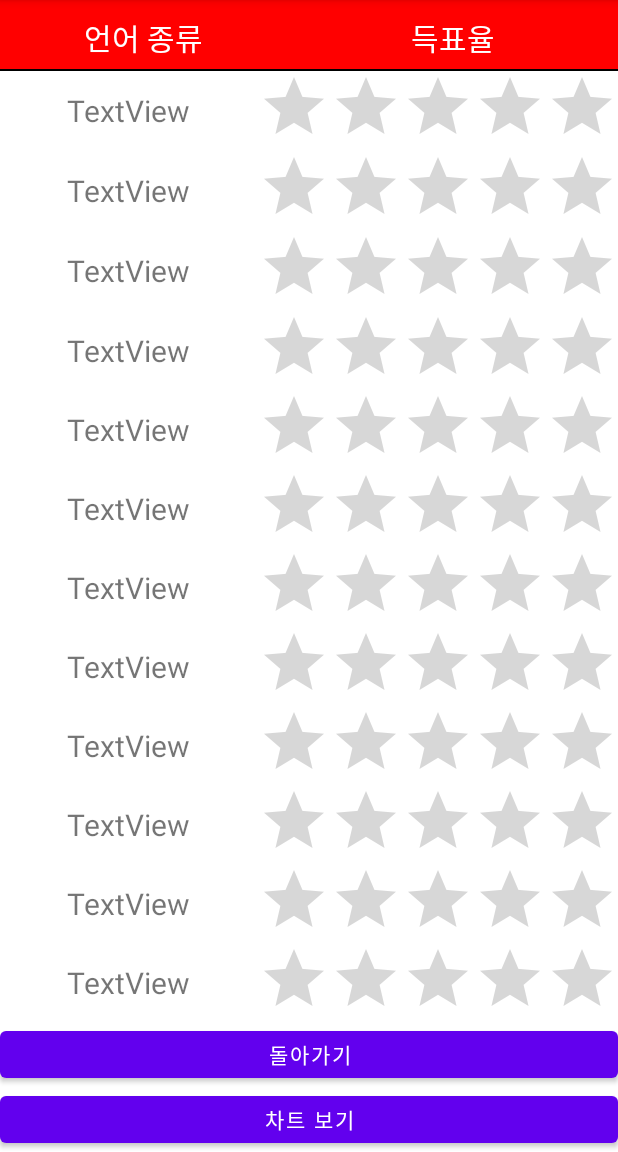
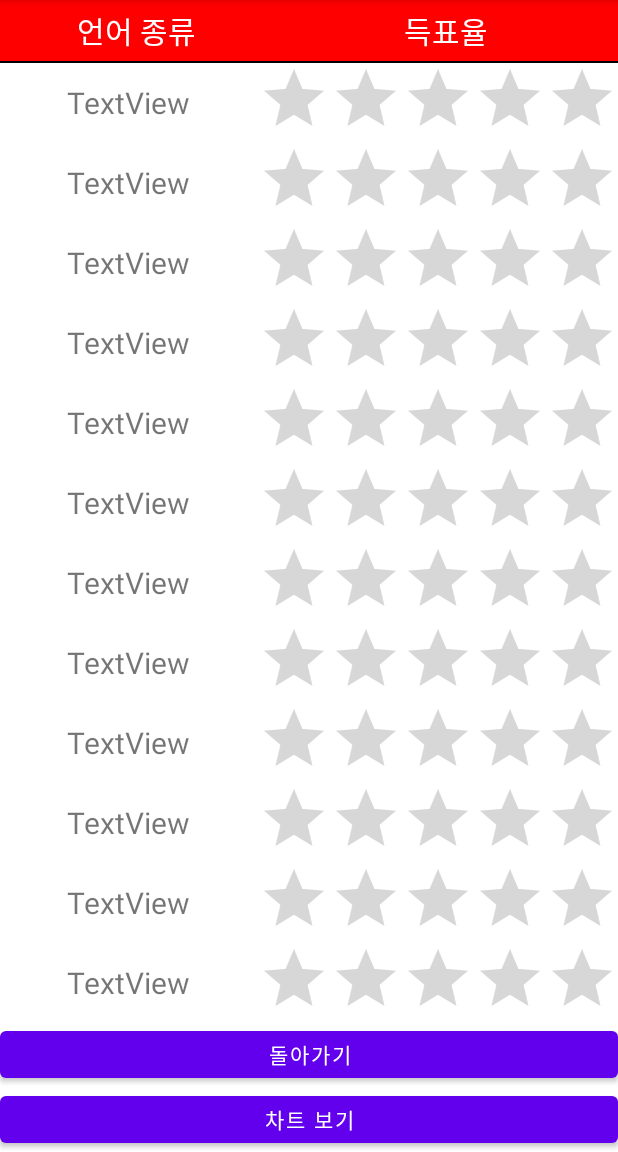
Before and after one commit to estellabridge/project_android, an Android app: the ResultActivity screen opened directly, with no data from a screen before it, on a phone screen of 412 x 824 dp, the part 84-1236 px from its top. Run offline under Robolectric (Android 15) with nearby library versions, the phone set to English and light mode, and no system bars; 3 statements that could not run were skipped.

```diff
--- a/app/src/main/java/com/example/myapplication/voteActivity.java
+++ b/app/src/main/java/com/example/myapplication/voteActivity.java
@@ -27,7 +27,7 @@ public class voteActivity extends AppCompatActivity {
 
         int []imageId = {R.id.image1, R.id.image2, R.id.image3, R.id.image4, R.id.image5, R.id.image6, R.id.image7, R.id.image8, R.id.image9, R.id.image10, R.id.image11, R.id.image12 };
 
-        final String[] imgName = {"asm", "c", "cpp", "java", "python", "go", "c#", "rust", "java script", "php", "ruby", "visual basic"};
+        final String[] imgName = {"ASM", "C", "C++", "Java", "Python", "Go", "C#", "Rust", "Java Script", "PHP", "Ruby", "Visual Basic"};
 
         for (int i = 0; i < votecount.length; i++) {
             final int index;
--- a/app/src/main/res/layout/result.xml
+++ b/app/src/main/res/layout/result.xml
@@ -23,10 +23,9 @@
             android:layout_width="match_parent"
             android:layout_height="wrap_content"
             android:layout_marginBottom="1dp"
+            android:layout_weight="0"
             android:background="#FF0000"
-            android:layout_weight="1"
-            android:padding="10dp"
-            >
+            android:padding="5dp">
 
             <TextView
                 android:layout_width="wrap_content"
@@ -50,8 +49,8 @@
         <TableRow
             android:layout_width="match_parent"
             android:layout_height="match_parent"
-            android:background="#FFFFFF"
-            android:layout_weight="1">
+            android:layout_weight="1"
+            android:background="#FFFFFF">
 
             <TextView
                 android:id="@+id/tv01"
@@ -63,15 +62,15 @@
 
             <RatingBar
                 android:id="@+id/rBar01"
-                android:layout_width="wrap_content"
+                android:layout_width="match_parent"
                 android:layout_height="wrap_content" />
         </TableRow>
 
         <TableRow
             android:layout_width="wrap_content"
             android:layout_height="wrap_content"
-            android:background="#FFFFFF"
-            android:layout_weight="1">
+            android:layout_weight="1"
+            android:background="#FFFFFF">
 
             <TextView
                 android:id="@+id/tv02"
@@ -90,8 +89,8 @@
         <TableRow
             android:layout_width="wrap_content"
             android:layout_height="17dp"
-            android:background="#FFFFFF"
-            android:layout_weight="1">
+            android:layout_weight="1"
+            android:background="#FFFFFF">
 
             <TextView
                 android:id="@+id/tv03"
@@ -110,8 +109,8 @@
         <TableRow
             android:layout_width="wrap_content"
             android:layout_height="wrap_content"
-            android:background="#FFFFFF"
-            android:layout_weight="1">
+            android:layout_weight="1"
+            android:background="#FFFFFF">
 
             <TextView
                 android:id="@+id/tv04"
@@ -130,8 +129,8 @@
         <TableRow
             android:layout_width="wrap_content"
             android:layout_height="wrap_content"
-            android:background="#FFFFFF"
-            android:layout_weight="1">
+            android:layout_weight="1"
+            android:background="#FFFFFF">
 
             <TextView
                 android:id="@+id/tv05"
@@ -150,8 +149,8 @@
         <TableRow
             android:layout_width="wrap_content"
             android:layout_height="wrap_content"
-            android:background="#FFFFFF"
-            android:layout_weight="1">
+            android:layout_weight="1"
+            android:background="#FFFFFF">
 
             <TextView
                 android:id="@+id/tv06"
@@ -170,8 +169,8 @@
         <TableRow
             android:layout_width="wrap_content"
             android:layout_height="wrap_content"
-            android:background="#FFFFFF"
-            android:layout_weight="1">
+            android:layout_weight="1"
+            android:background="#FFFFFF">
 
             <TextView
                 android:id="@+id/tv07"
@@ -190,8 +189,8 @@
         <TableRow
             android:layout_width="wrap_content"
             android:layout_height="wrap_content"
-            android:background="#FFFFFF"
-            android:layout_weight="1">
+            android:layout_weight="1"
+            android:background="#FFFFFF">
 
             <TextView
                 android:id="@+id/tv08"
@@ -210,8 +209,8 @@
         <TableRow
             android:layout_width="wrap_content"
             android:layout_height="wrap_content"
-            android:background="#FFFFFF"
-            android:layout_weight="1">
+            android:layout_weight="1"
+            android:background="#FFFFFF">
 
             <TextView
                 android:id="@+id/tv09"
@@ -230,8 +229,8 @@
         <TableRow
             android:layout_width="wrap_content"
             android:layout_height="wrap_content"
-            android:background="#FFFFFF"
-            android:layout_weight="1">
+            android:layout_weight="1"
+            android:background="#FFFFFF">
 
             <TextView
                 android:id="@+id/tv10"
@@ -250,8 +249,8 @@
         <TableRow
             android:layout_width="wrap_content"
             android:layout_height="wrap_content"
-            android:background="#FFFFFF"
-            android:layout_weight="1">
+            android:layout_weight="1"
+            android:background="#FFFFFF">
 
             <TextView
                 android:id="@+id/tv11"
@@ -270,8 +269,8 @@
         <TableRow
             android:layout_width="wrap_content"
             android:layout_height="wrap_content"
-            android:background="#FFFFFF"
-            android:layout_weight="1">
+            android:layout_weight="1"
+            android:background="#FFFFFF">
 
             <TextView
                 android:id="@+id/tv12"
@@ -290,8 +289,8 @@
         <TableRow
             android:layout_width="wrap_content"
             android:layout_height="wrap_content"
-            android:background="#FFFFFF"
-            android:layout_weight="1">
+            android:layout_weight="1"
+            android:background="#FFFFFF">
 
             <Button
                 android:id="@+id/button"
@@ -304,8 +303,8 @@
         <TableRow
             android:layout_width="wrap_content"
             android:layout_height="wrap_content"
-            android:background="#FFFFFF"
-            android:layout_weight="1">
+            android:layout_weight="1"
+            android:background="#FFFFFF">
 
             <Button
                 android:id="@+id/btnPieChart"
```
Also changed, not shown: 1 other file.
